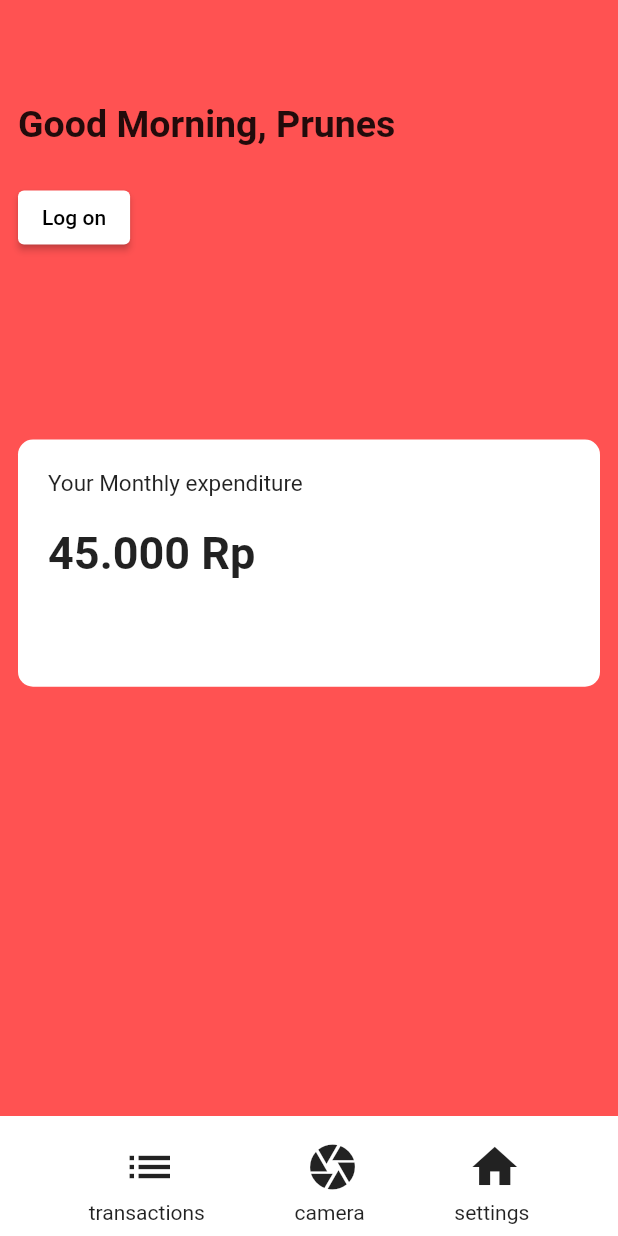
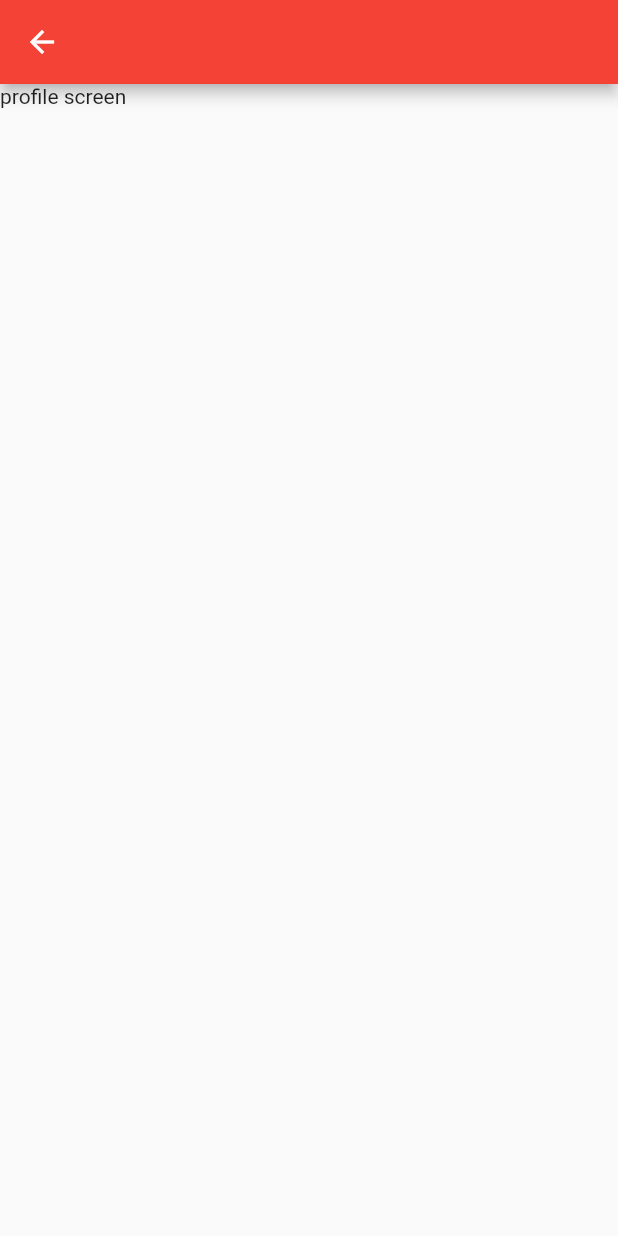
Before and after one commit to PrunesLand/finance-tracker, a Flutter app: the screen it shows after launch, after a tap on the "list" icon, on a phone screen of 412 x 824 dp. Run offline on Flutter 3.47's test engine with Material 2 defaults, Android fonts, the phone set to English and light mode, and no system bars; our stand-ins replace fluro, flutter_bloc, freezed_annotation.

Commit message:
feat: implemented working fluro navigation

```diff
--- a/lib/main.dart
+++ b/lib/main.dart
@@ -1,8 +1,14 @@
 import 'package:finance_tracker/modules/index.dart';
+import 'package:finance_tracker/routing/application.dart';
+import 'package:finance_tracker/routing/router.dart';
+import 'package:fluro/fluro.dart';
 import 'package:flutter/material.dart';
 import 'package:flutter/services.dart';
 
 void main() {
+  FluroRouter router = FluroRouter();
+  Routes.configureRoutes(router);
+  Application.router = router;
   runApp(const MyApp());
 }
 
@@ -20,6 +26,7 @@ class MyApp extends StatelessWidget {
         primarySwatch: Colors.red,
       ),
       home: const MyHomeScreen(),
+      onGenerateRoute: Application.router.generator,
     );
   }
 }
--- /dev/null
+++ b/lib/modules/dashboard/presentation/Profile_screen.dart
@@ -0,0 +1,22 @@
+import 'package:flutter/material.dart';
+
+class ProfileScreen extends StatefulWidget {
+  const ProfileScreen({Key? key}) : super(key: key);
+
+  @override
+  _ProfileScreenState createState() => _ProfileScreenState();
+}
+
+class _ProfileScreenState extends State<ProfileScreen> {
+  @override
+  Widget build(BuildContext context) {
+    return Scaffold(
+      appBar: AppBar(),
+      body: Column(
+        children: [
+          Text('profile screen'),
+        ],
+      ),
+    );
+  }
+}
--- /dev/null
+++ b/lib/modules/dashboard/presentation/enum/navigation_enum.dart
@@ -0,0 +1 @@
+enum NavEnum { transaction, settings, scan }
--- /dev/null
+++ b/lib/modules/dashboard/presentation/main_navigation.dart
@@ -0,0 +1,40 @@
+import 'package:finance_tracker/routing/application.dart';
+import 'package:fluro/fluro.dart';
+import 'package:flutter/material.dart';
+
+class MainNavigation extends StatelessWidget {
+  const MainNavigation({Key? key}) : super(key: key);
+
+  @override
+  Widget build(BuildContext context) {
+    return Material(
+      color: Colors.white,
+      child: Padding(
+        padding: const EdgeInsets.symmetric(vertical: 8.0),
+        child: Row(
+          mainAxisAlignment: MainAxisAlignment.spaceEvenly,
+          children: [
+            Column(
+              mainAxisAlignment: MainAxisAlignment.center,
+              crossAxisAlignment: CrossAxisAlignment.center,
+              children: [
+                IconButton(
+                    onPressed: () {
+                      Application.router.navigateTo(context, '/profile');
+                    },
+                    icon: const Icon(
+                      Icons.list,
+                      size: 36.0,
+                    )),
+                const Text(
+                  'transactions',
+                  textAlign: TextAlign.center,
+                )
+              ],
+            ),
+          ],
+        ),
+      ),
+    );
+  }
+}
--- a/lib/modules/dashboard/presentation/my_home_screen.dart
+++ b/lib/modules/dashboard/presentation/my_home_screen.dart
@@ -1,71 +1,10 @@
 import 'dart:developer';
 
+import 'package:finance_tracker/modules/dashboard/presentation/main_navigation.dart';
 import 'package:flutter/material.dart';
 
 class MyHomeScreen extends StatelessWidget {
   const MyHomeScreen({Key? key}) : super(key: key);
-
-  Widget navBottom() {
-    return Material(
-      color: Colors.white,
-      child: Padding(
-        padding: const EdgeInsets.symmetric(vertical: 8.0),
-        child: Row(
-          mainAxisAlignment: MainAxisAlignment.spaceEvenly,
-          children: [
-            Column(
-              mainAxisAlignment: MainAxisAlignment.center,
-              crossAxisAlignment: CrossAxisAlignment.center,
-              children: [
-                IconButton(
-                    onPressed: () {},
-                    icon: const Icon(
-                      Icons.list,
-                      size: 36.0,
-                    )),
-                const Text(
-                  'transactions',
-                  textAlign: TextAlign.center,
-                )
-              ],
-            ),
-            Column(
-              mainAxisAlignment: MainAxisAlignment.center,
-              crossAxisAlignment: CrossAxisAlignment.center,
-              children: [
-                IconButton(
-                    onPressed: () {},
-                    icon: const Icon(
-                      Icons.camera,
-                      size: 36.0,
-                    )),
-                const Text(
-                  'camera',
-                  textAlign: TextAlign.center,
-                )
-              ],
-            ),
-            Column(
-              mainAxisAlignment: MainAxisAlignment.center,
-              crossAxisAlignment: CrossAxisAlignment.center,
-              children: [
-                IconButton(
-                    onPressed: () {},
-                    icon: const Icon(
-                      Icons.home,
-                      size: 36.0,
-                    )),
-                const Text(
-                  'settings',
-                  textAlign: TextAlign.center,
-                )
-              ],
-            ),
-          ],
-        ),
-      ),
-    );
-  }
 
   @override
   Widget build(BuildContext context) {
@@ -140,7 +79,7 @@ class MyHomeScreen extends StatelessWidget {
                 )
               ],
             ),
-            navBottom()
+            const MainNavigation()
           ],
         ));
   }
--- /dev/null
+++ b/lib/routing/application.dart
@@ -0,0 +1,5 @@
+import 'package:fluro/fluro.dart';
+
+class Application {
+  static late final FluroRouter router;
+}
--- a/lib/routing/route_handlers.dart
+++ b/lib/routing/route_handlers.dart
@@ -1,9 +1,20 @@
 
+import 'package:finance_tracker/modules/dashboard/presentation/Profile_screen.dart';
 import 'package:finance_tracker/modules/dashboard/presentation/my_home_screen.dart';
+import 'package:finance_tracker/modules/dashboard/presentation/transaction_history_screen.dart';
 import 'package:fluro/fluro.dart';
 import 'package:flutter/material.dart';
 
+
 var rootHandler = Handler(
     handlerFunc: (BuildContext? context, Map<String, List<String>> params) {
-  return MyHomeScreen();
+  return const MyHomeScreen();
 });
+var profileHandler = Handler(
+    handlerFunc: (BuildContext? context, Map<String, List<String>> params) {
+  return const ProfileScreen();
+});
+var transactionHandler = Handler(
+    handlerFunc: (BuildContext? context, Map<String, List<String>> params) {
+  return const TransactionHistoryScreen();
+});
--- a/lib/routing/router.dart
+++ b/lib/routing/router.dart
@@ -1,16 +1,23 @@
+import 'dart:developer';
+
+import 'package:finance_tracker/modules/dashboard/presentation/not_found_screen.dart';
 import 'package:fluro/fluro.dart';
 import 'package:flutter/material.dart';
 import './route_handlers.dart';
 
 class Routes {
   static String root = "/";
+  static String transaction = "/transaction";
+  static String profile = "/profile";
 
   static void configureRoutes(FluroRouter router) {
     router.notFoundHandler = Handler(
         handlerFunc: (BuildContext? context, Map<String, List<String>> params) {
-      print('Route not found');
-      return;
+      log('Route not found');
+      return const NotFoundScreen();
     });
     router.define(root, handler: rootHandler);
+    router.define(transaction, handler: transactionHandler);
+    router.define(profile, handler: profileHandler);
   }
 }
```
Also changed, not shown: lib/modules/dashboard/presentation/not_found_screen.dart (added, +12 -0 lines), lib/modules/dashboard/presentation/transaction_history_screen.dart (added, +18 -0 lines).
